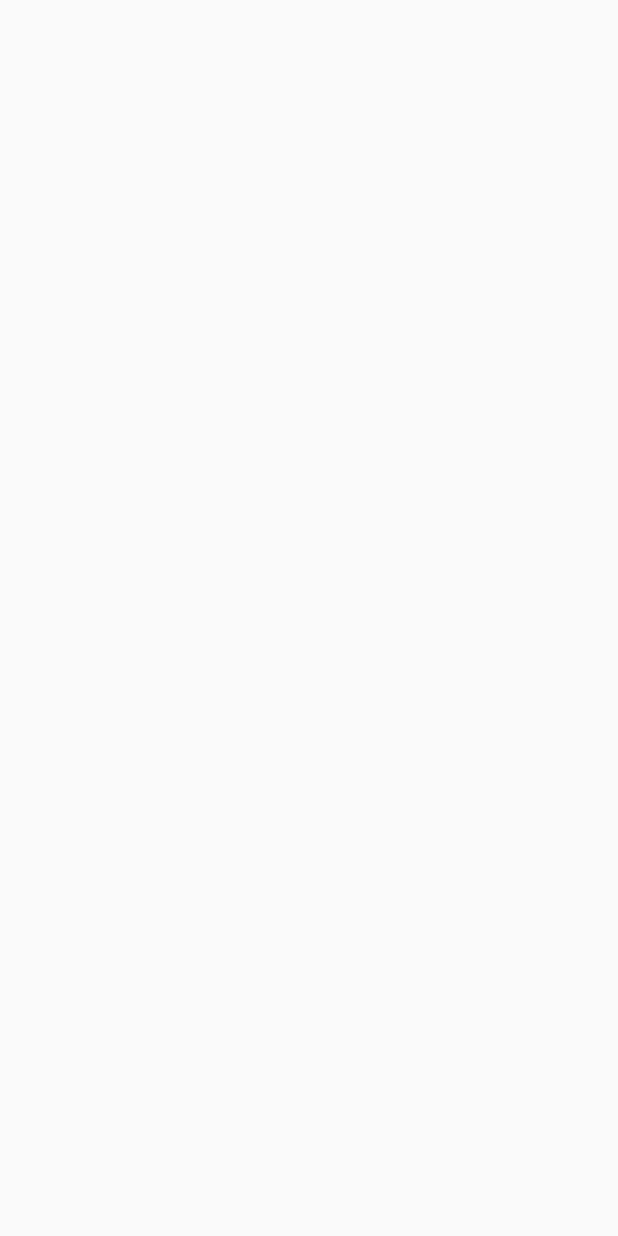
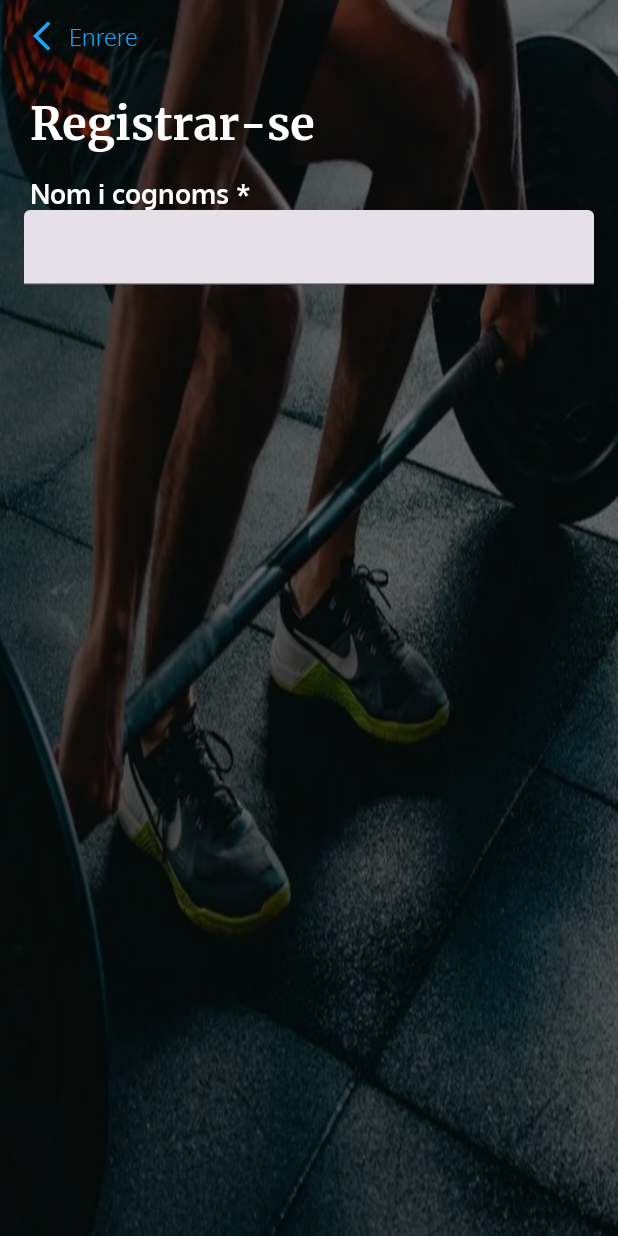
Before and after one commit to waliocalero03/AresGymJetpackCompose, an Android app built with Jetpack Compose: the RegisterActivity screen opened directly, with no data from a screen before it, on a phone screen of 412 x 824 dp. Before the commit the screen is empty. Run offline under Robolectric (Android 15) with nearby library versions, the phone set to English and light mode, and no system bars.

Commit message:
12/05/2023

```diff
--- a/app/build.gradle
+++ b/app/build.gradle
@@ -58,6 +58,7 @@ dependencies {
     implementation 'androidx.compose.material3:material3'
     implementation platform('androidx.compose:compose-bom:2022.10.00')
     implementation platform('androidx.compose:compose-bom:2022.10.00')
+    implementation platform('androidx.compose:compose-bom:2022.10.00')
     testImplementation 'junit:junit:4.13.2'
     androidTestImplementation 'androidx.test.ext:junit:1.1.3'
     androidTestImplementation 'androidx.test.espresso:espresso-core:3.4.0'
@@ -65,6 +66,7 @@ dependencies {
     androidTestImplementation 'androidx.compose.ui:ui-test-junit4'
     androidTestImplementation platform('androidx.compose:compose-bom:2022.10.00')
     androidTestImplementation platform('androidx.compose:compose-bom:2022.10.00')
+    androidTestImplementation platform('androidx.compose:compose-bom:2022.10.00')
     debugImplementation 'androidx.compose.ui:ui-tooling'
     debugImplementation 'androidx.compose.ui:ui-test-manifest'
     implementation "androidx.constraintlayout:constraintlayout-compose:1.0.0-alpha08"
--- a/app/src/main/java/com/example/aresgymjetpackcompose/Activities/RegisterActivity.kt
+++ b/app/src/main/java/com/example/aresgymjetpackcompose/Activities/RegisterActivity.kt
@@ -1,35 +1,56 @@
 package com.example.aresgymjetpackcompose.Activities
 
+import android.content.Context
+import android.content.Intent
 import android.os.Bundle
 import androidx.activity.ComponentActivity
 import androidx.activity.compose.setContent
+import androidx.compose.foundation.Image
+import androidx.compose.foundation.layout.Column
 import androidx.compose.foundation.layout.fillMaxSize
 import androidx.compose.material3.MaterialTheme
 import androidx.compose.material3.Surface
 import androidx.compose.material3.Text
 import androidx.compose.runtime.Composable
 import androidx.compose.ui.Modifier
+import androidx.compose.ui.layout.ContentScale
+import androidx.compose.ui.res.painterResource
 import androidx.compose.ui.tooling.preview.Preview
+import com.example.aresgymjetpackcompose.R
+import com.example.aresgymjetpackcompose.StartBackground
+import com.example.aresgymjetpackcompose.registerPart
+import com.example.aresgymjetpackcompose.textButtonBack
+import com.example.aresgymjetpackcompose.titleLarge
 
 class RegisterActivity : ComponentActivity() {
     override fun onCreate(savedInstanceState: Bundle?) {
         super.onCreate(savedInstanceState)
         setContent {
-
+            registerActivity(context = this)
         }
     }
 }
 
 @Composable
-fun Greeting(name: String, modifier: Modifier = Modifier) {
-    Text(
-        text = "Hello $name!",
-        modifier = modifier
-    )
+fun registerActivity(context : Context? = null) {
+
+    StartBackground()
+
+    Column(modifier = Modifier.fillMaxSize()){
+        textButtonBack(context!!)
+        titleLarge(title = "Registrar-se")
+        registerPart(title = "Nom i cognoms *")
+    }
+
 }
 
 @Preview(showBackground = true)
 @Composable
-fun GreetingPreview() {
+fun RegisterPreview() {
+    registerActivity()
+}
 
+fun returnSplashScreen(context : Context){
+    val intent = Intent(context, MainActivity::class.java)
+    context.startActivity(intent)
 }
--- a/app/src/main/java/com/example/aresgymjetpackcompose/GeneralComposableComponents.kt
+++ b/app/src/main/java/com/example/aresgymjetpackcompose/GeneralComposableComponents.kt
@@ -2,6 +2,9 @@ package com.example.aresgymjetpackcompose
 
 import android.content.Context
 import androidx.compose.foundation.Image
+import androidx.compose.foundation.layout.fillMaxSize
+import androidx.compose.foundation.layout.fillMaxWidth
+import androidx.compose.foundation.layout.height
 import androidx.compose.foundation.layout.padding
 import androidx.compose.material3.ExperimentalMaterial3Api
 import androidx.compose.material3.Text
@@ -14,15 +17,18 @@ import androidx.compose.runtime.mutableStateOf
 import androidx.compose.runtime.remember
 import androidx.compose.runtime.setValue
 import androidx.compose.ui.Modifier
+import androidx.compose.ui.layout.ContentScale
 import androidx.compose.ui.res.colorResource
 import androidx.compose.ui.res.painterResource
 import androidx.compose.ui.text.TextStyle
 import androidx.compose.ui.text.font.Font
 import androidx.compose.ui.text.font.FontFamily
+import androidx.compose.ui.tooling.preview.Preview
 import androidx.compose.ui.unit.ExperimentalUnitApi
 import androidx.compose.ui.unit.TextUnit
 import androidx.compose.ui.unit.TextUnitType
 import androidx.compose.ui.unit.dp
+import androidx.compose.ui.unit.sp
 import com.example.aresgymjetpackcompose.Activities.returnSplashScreen
 
 @OptIn(ExperimentalUnitApi::class)
@@ -35,8 +41,7 @@ fun textButtonBack(context : Context){
             fontFamily = FontFamily(Font(R.font.oxygen_light)),
             color = colorResource(id = R.color.blue),
             fontSize = TextUnit(16f, TextUnitType.Sp)
-        )
-        )
+            ))
     }
 
 }
@@ -55,13 +60,14 @@ fun titleLarge(title : String){
 
 }
 
+
 @OptIn(ExperimentalUnitApi::class, ExperimentalMaterial3Api::class)
 @Composable
 fun registerPart(title : String){
 
     var name by remember { mutableStateOf("") }
 
-    Text(text = title, modifier = Modifier.padding(start = 10.dp),
+    Text(text = title, modifier = Modifier.padding(start = 20.dp, top = 16.dp),
         style = TextStyle(
             color = colorResource(id = R.color.white),
             fontSize = TextUnit(18f, TextUnitType.Sp),
@@ -69,6 +75,16 @@ fun registerPart(title : String){
         ))
 
     TextField(value = name, onValueChange = { name = it
-    })
+    }, modifier = Modifier.fillMaxWidth().padding(start = 16.dp, end = 16.dp)
+        .height(50.dp), textStyle = TextStyle(
+        fontSize = 15.sp
+        ))
 
 }
+
+@Composable
+fun StartBackground(){
+    Image(painter = painterResource(id = R.drawable.imgprincipal3), contentDescription = null,
+        modifier = Modifier.fillMaxSize(),
+        contentScale = ContentScale.FillBounds)
+}
```
Also changed, not shown: app/src/main/AndroidManifest.xml (+5 -5 lines), app/src/main/java/com/example/aresgymjetpackcompose/Activities/LoggingActivity.kt (deleted, +0 -81 lines), app/src/main/java/com/example/aresgymjetpackcompose/Activities/SplashScreen.kt (+4 -5 lines).
